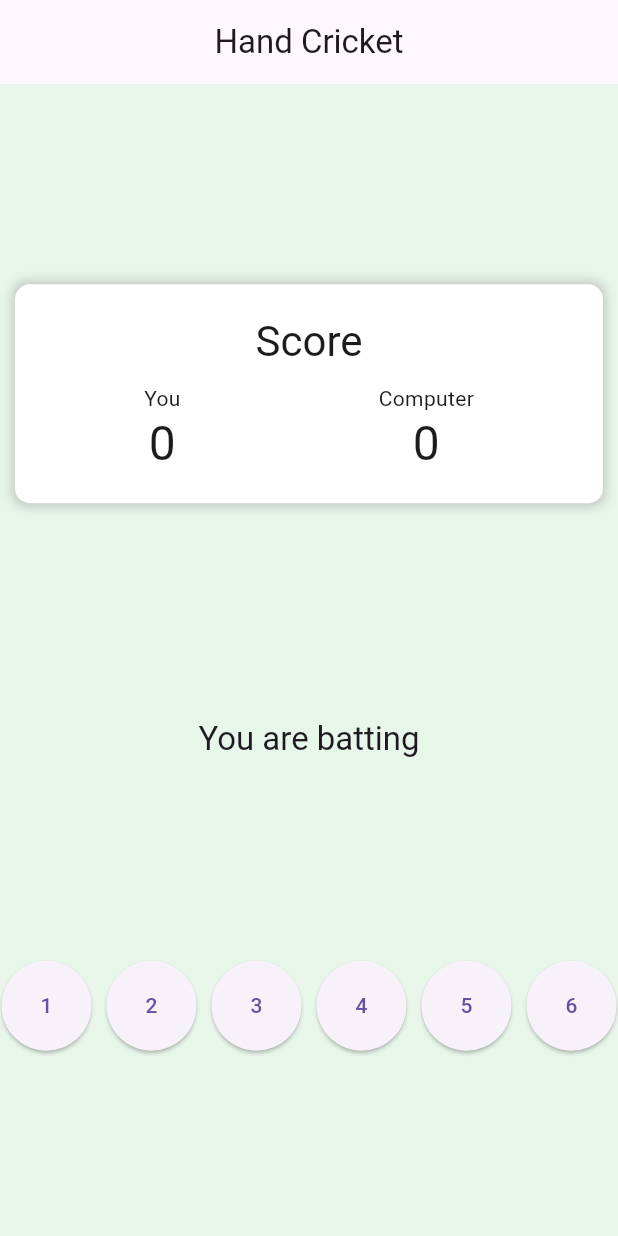
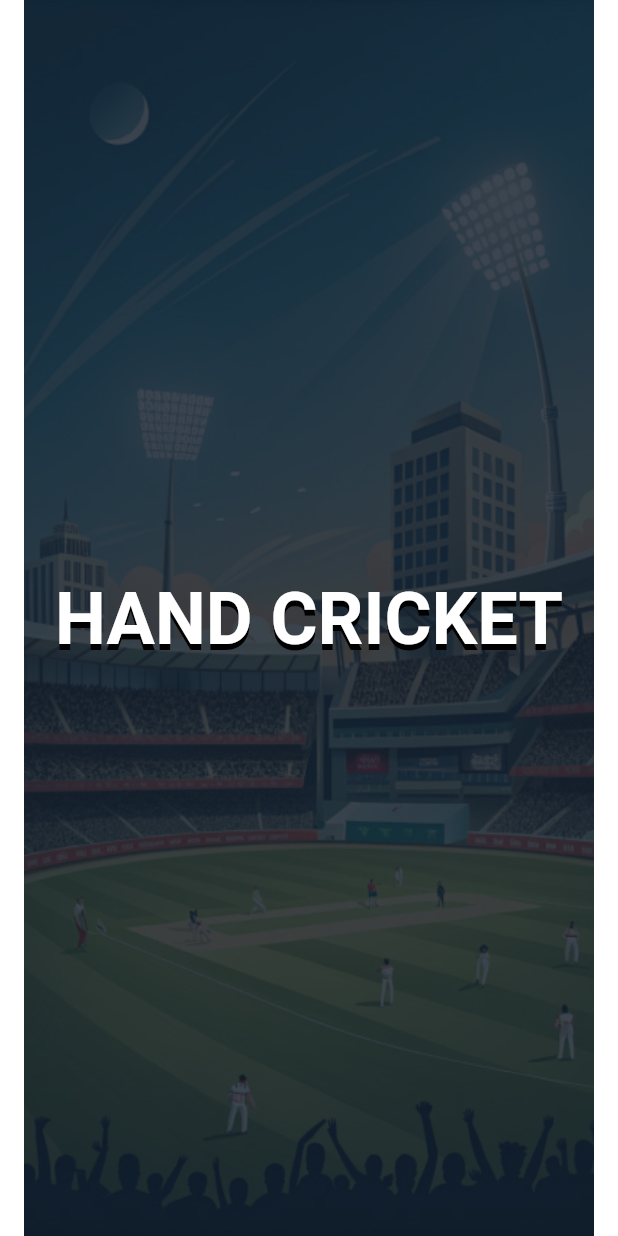
Before and after one commit to harshrajput1506/flutter_hand_cricket, a Flutter app: the screen it shows after launch, on a phone screen of 412 x 824 dp. Run offline on Flutter 3.47's test engine with Material 3 defaults, Android fonts, the phone set to English and light mode, and no system bars; our stand-ins replace google_fonts.

Commit message:
add home screen

```diff
--- /dev/null
+++ b/lib/home_screen.dart
@@ -0,0 +1,47 @@
+import 'package:flutter/material.dart';
+import 'package:google_fonts/google_fonts.dart';
+
+
+class HomeScreen extends StatefulWidget {
+  const HomeScreen({super.key});
+
+  @override
+  State<HomeScreen> createState() => _HomeScreen();
+}
+
+class _HomeScreen extends State<HomeScreen> {
+  @override
+  Widget build(BuildContext context) {
+    return Stack(
+      children: [
+        Positioned.fill(child: Image.asset('assets/bg.jpg')),
+        Center(
+          child: Column(
+            mainAxisAlignment: MainAxisAlignment.center,
+            children: [
+              Padding(padding: const EdgeInsets.all(24),
+              child: Text(
+                'HAND CRICKET',
+                style: GoogleFonts.mavenPro(
+                  fontSize: 48,
+                  color: Colors.white,
+                  fontWeight: FontWeight.bold,
+                  decoration: TextDecoration.none,
+                  shadows: [
+                    const Shadow(
+                      color: Colors.black,
+                      offset: Offset(0, 4),
+                      blurRadius: 0
+                    ),
+                  ]
+                ),
+                textAlign: TextAlign.center,
+              ),)
+            ],
+          ),
+        )
+      ],
+
+    );
+  }
+}
--- a/lib/main.dart
+++ b/lib/main.dart
@@ -1,5 +1,6 @@
 import 'dart:math';
 import 'package:flutter/material.dart';
+import 'package:hand_cricket/home_screen.dart';
 
 void main() {
   runApp(const HandCricketGame());
@@ -10,13 +11,9 @@ class HandCricketGame extends StatelessWidget {
 
   @override
   Widget build(BuildContext context) {
-    return MaterialApp(
+    return const MaterialApp(
       title: 'Hand Cricket',
-      theme: ThemeData(
-        primarySwatch: Colors.green,
-        scaffoldBackgroundColor: Colors.green[50],
-      ),
-      home: const GameScreen(),
+      home: HomeScreen(),
     );
   }
 }
--- a/pubspec.yaml
+++ b/pubspec.yaml
@@ -35,6 +35,8 @@ dependencies:
   # The following adds the Cupertino Icons font to your application.
   # Use with the CupertinoIcons class for iOS style icons.
   cupertino_icons: ^1.0.8
+  flutter_svg: ^2.0.14
+  google_fonts: ^6.2.1
 
 dev_dependencies:
   flutter_test:
@@ -57,6 +59,9 @@ flutter:
   # included with your application, so that you can use the icons in
   # the material Icons class.
   uses-material-design: true
+
+  assets:
+    - assets/bg.jpg
 
   # To add assets to your application, add an assets section, like this:
   # assets:
```
Also changed, not shown: assets/bg.jpg (added), pubspec.lock, 4 other files.
